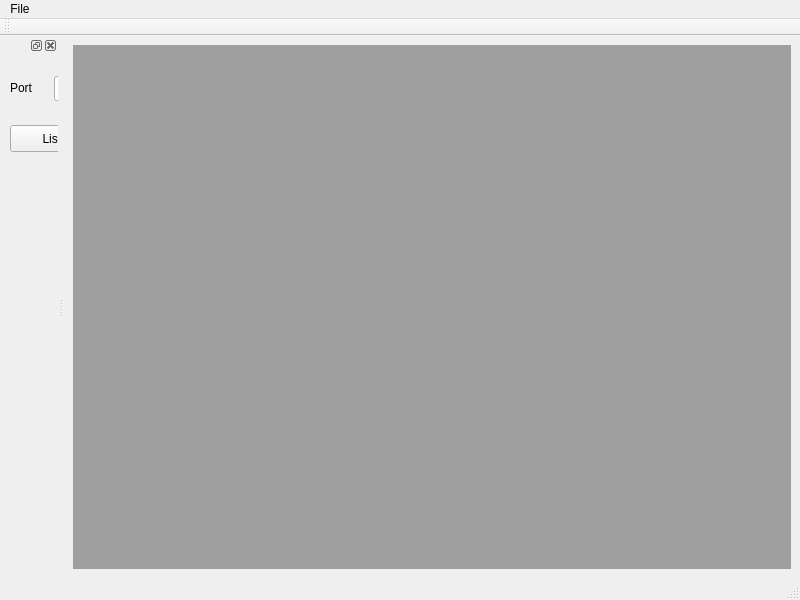
Kiwi-MethodPark/LogWitch, file logfileanalyser.ui: the form before one commit.
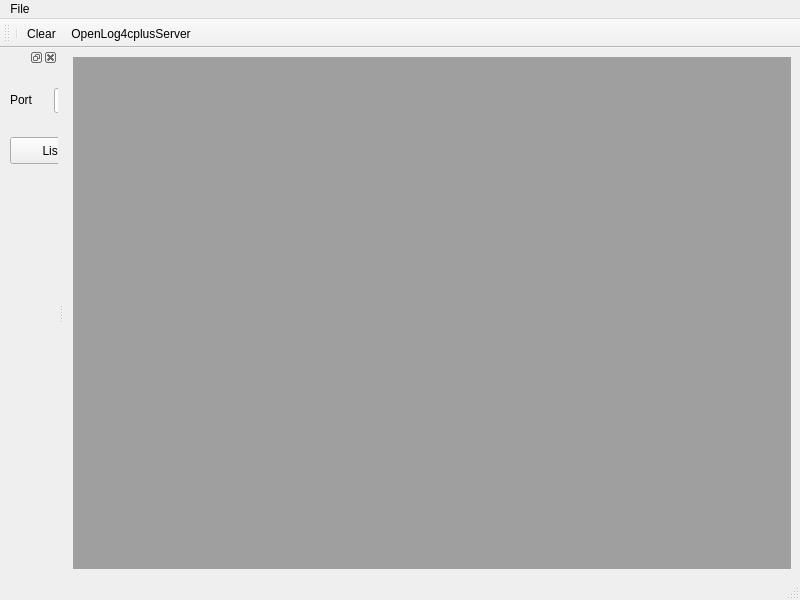
The form after the commit. Icons and pictures are not drawn.

Commit message: Add icons and Toolbar

The edit to the form file:
```diff
--- a/logfileanalyser.ui
+++ b/logfileanalyser.ui
@@ -50,6 +50,9 @@
    <attribute name="toolBarBreak">
     <bool>false</bool>
    </attribute>
+   <addaction name="separator"/>
+   <addaction name="actionClearLogTable"/>
+   <addaction name="actionOpenLog4cplusServer"/>
   </widget>
   <widget class="QDockWidget" name="dockWidget">
    <attribute name="dockWidgetArea">
@@ -115,6 +118,29 @@
     <string>AddEntries</string>
    </property>
   </action>
+  <action name="actionClearLogTable">
+   <property name="icon">
+    <iconset resource="LogfileAnalyserResources.qrc">
+     <normaloff>:/icons/icons/trash32x32.png</normaloff>
+     <normalon>:/icons/icons/trash32x32.png</normalon>:/icons/icons/trash32x32.png</iconset>
+   </property>
+   <property name="text">
+    <string>Clear</string>
+   </property>
+  </action>
+  <action name="actionOpenLog4cplusServer">
+   <property name="icon">
+    <iconset>
+     <normalon>:/icons/icons/network32x32.png</normalon>
+    </iconset>
+   </property>
+   <property name="text">
+    <string>OpenLog4cplusServer</string>
+   </property>
+   <property name="toolTip">
+    <string>Starts the Log4cplus logging server.</string>
+   </property>
+  </action>
  </widget>
  <resources/>
  <connections/>
```
Left out of the diff: 4 changed lines with no effect on the pictures. The commit also changes 6 other files.
